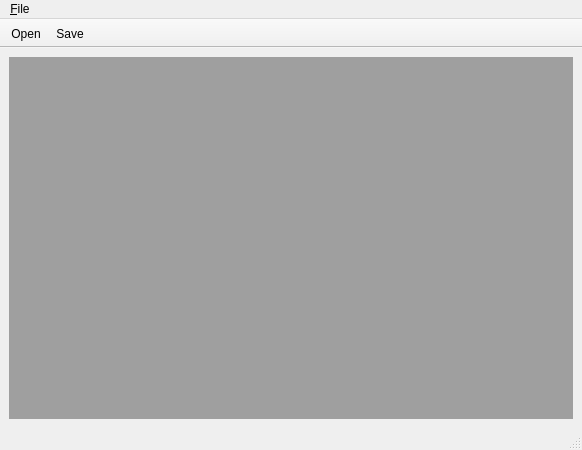
This is ui/main_window.ui in d42/Fourierism as Qt 5 draws it before an edit. The edited form follows.
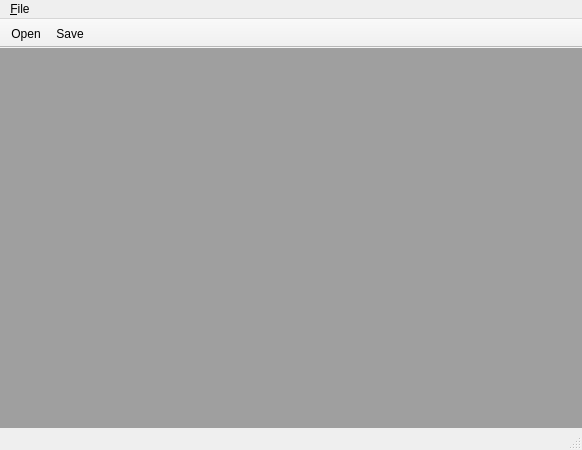
This is the edited form. Icons and pictures are not drawn.

Commit message: fix padding on main window

```diff
--- a/ui/main_window.ui
+++ b/ui/main_window.ui
@@ -15,8 +15,30 @@
   </property>
   <widget class="QWidget" name="centralwidget">
    <layout class="QHBoxLayout" name="horizontalLayout">
+    <property name="spacing">
+     <number>0</number>
+    </property>
+    <property name="margin">
+     <number>0</number>
+    </property>
     <item>
-     <widget class="QMdiArea" name="mdiArea"/>
+     <widget class="QMdiArea" name="mdiArea">
+      <property name="frameShape">
+       <enum>QFrame::NoFrame</enum>
+      </property>
+      <property name="frameShadow">
+       <enum>QFrame::Plain</enum>
+      </property>
+      <property name="lineWidth">
+       <number>0</number>
+      </property>
+      <property name="verticalScrollBarPolicy">
+       <enum>Qt::ScrollBarAsNeeded</enum>
+      </property>
+      <property name="horizontalScrollBarPolicy">
+       <enum>Qt::ScrollBarAsNeeded</enum>
+      </property>
+     </widget>
     </item>
    </layout>
   </widget>
```
Left out of the diff: 6 changed lines with no effect on the pictures.
